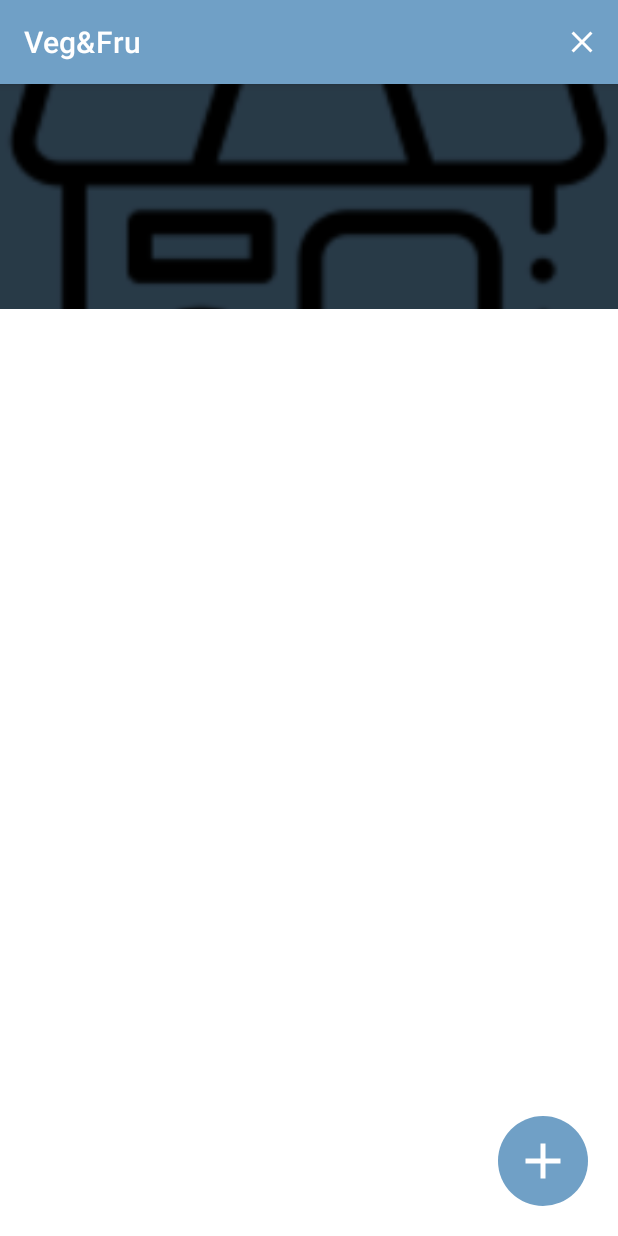
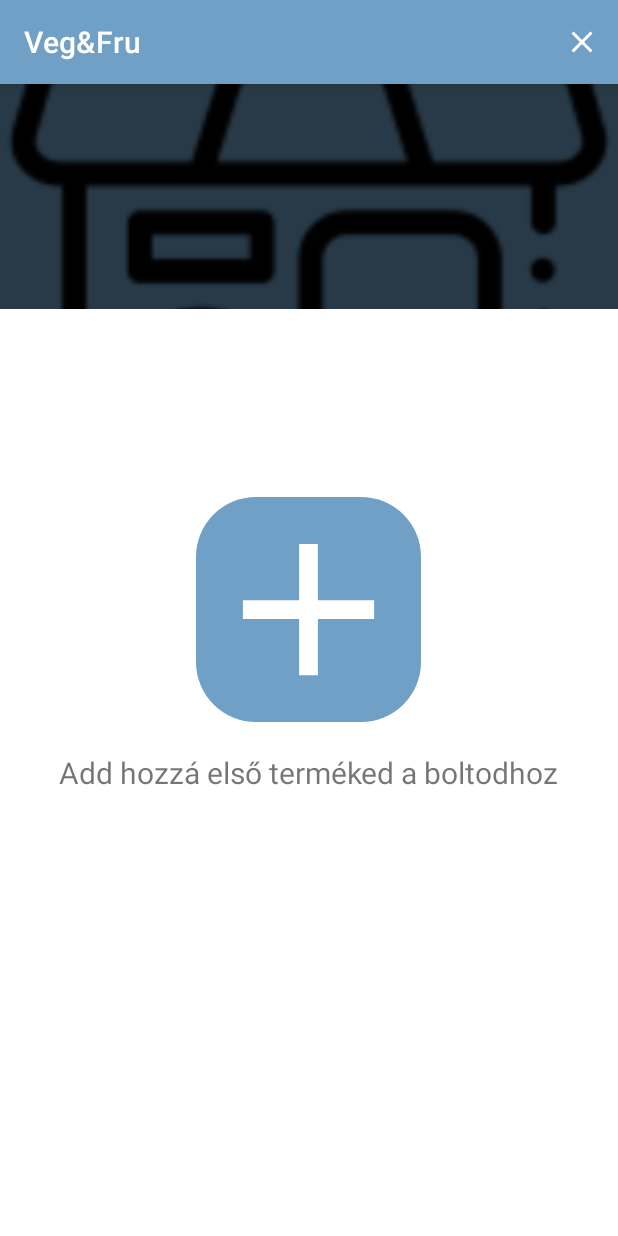
Before and after one commit to FarkasZalan/VegAndFru, an Android app: the BoltKezelesActivity screen opened directly, with no data from a screen before it, on a phone screen of 412 x 824 dp. Run offline under Robolectric (Android 15) with nearby library versions, the phone set to English and light mode, and no system bars; our stand-ins replace Firebase (no records; nobody signed in at launch, a user with empty details on screens opened directly); 2 statements that could not run were skipped.

Commit message:
bolt kezelés és termék képfeltöltés igazítások

```diff
--- a/Zoldseges/app/src/main/java/com/example/zoldseges/Activitys/FelhasznaloKezeles/Elado/BoltKezelesActivity.java
+++ b/Zoldseges/app/src/main/java/com/example/zoldseges/Activitys/FelhasznaloKezeles/Elado/BoltKezelesActivity.java
@@ -69,6 +69,8 @@ public class BoltKezelesActivity extends AppCompatActivity implements TermekVala
     private TextView betoltesTextBoltKezeles;
     private ProgressBar progressBarBoltKezeles;
 
+    private RelativeLayout elsoTermekLayout;
+    private ImageView termekHozzaad;
     private AppBarLayout appBarLayout;
 
     @Override
@@ -76,9 +78,12 @@ public class BoltKezelesActivity extends AppCompatActivity implements TermekVala
         super.onCreate(savedInstanceState);
         setContentView(R.layout.activity_bolt_kezeles);
 
+
         db = FirebaseFirestore.getInstance();
         databaseReference = FirebaseDatabase.getInstance().getReference();
         recyclerView = findViewById(R.id.termekekRecyclerview);
+        elsoTermekLayout = findViewById(R.id.elsoTermekLayout);
+        termekHozzaad = findViewById(R.id.termekHozzaad);
         kep = findViewById(R.id.kep1);
         plus = findViewById(R.id.plus);
         appBarLayout = findViewById(R.id.appBarLayout);
@@ -87,9 +92,11 @@ public class BoltKezelesActivity extends AppCompatActivity implements TermekVala
         GridLayoutManager layoutManager = new GridLayoutManager(this, 2);
         recyclerView.setLayoutManager(layoutManager);
         recyclerView.setHasFixedSize(true);
+
         auth = FirebaseAuth.getInstance();
 
         termekLista = new ArrayList<>();
+
         this.betoltesTextBoltKezeles.setText(R.string.betoltes);
         eltuntet();
         clearAll();
@@ -100,6 +107,7 @@ public class BoltKezelesActivity extends AppCompatActivity implements TermekVala
     @Override
     protected void onResume() {
         super.onResume();
+        eltuntet();
         GridLayoutManager layoutManager = new GridLayoutManager(this, 2);
         recyclerView.setLayoutManager(layoutManager);
         recyclerView.setHasFixedSize(true);
@@ -108,12 +116,13 @@ public class BoltKezelesActivity extends AppCompatActivity implements TermekVala
         termekLista = new ArrayList<>();
         this.betoltesTextBoltKezeles.setText(R.string.betoltes);
         clearAll();
-        eltuntet();
         getDataFromFirebase();
 
     }
 
     private void eltuntet() {
+        elsoTermekLayout.setVisibility(View.GONE);
+        termekHozzaad.setVisibility(View.GONE);
         kep.setVisibility(View.INVISIBLE);
         progressBarBoltKezeles.setVisibility(View.VISIBLE);
         betoltesTextBoltKezeles.setVisibility(View.VISIBLE);
@@ -122,11 +131,17 @@ public class BoltKezelesActivity extends AppCompatActivity implements TermekVala
     }
 
     private void megjelenit() {
-        kep.setVisibility(View.VISIBLE);
         progressBarBoltKezeles.setVisibility(View.GONE);
         betoltesTextBoltKezeles.setVisibility(View.GONE);
-        recyclerView.setVisibility(View.VISIBLE);
+        kep.setVisibility(View.VISIBLE);
         plus.setVisibility(View.VISIBLE);
+        if (termekLista.size() > 0) {
+            elsoTermekLayout.setVisibility(View.GONE);
+            termekHozzaad.setVisibility(View.VISIBLE);
+            recyclerView.setVisibility(View.VISIBLE);
+        } else {
+            elsoTermekLayout.setVisibility(View.VISIBLE);
+        }
     }
 
     private void getDataFromFirebase() {
@@ -160,7 +175,7 @@ public class BoltKezelesActivity extends AppCompatActivity implements TermekVala
 
                             @Override
                             public boolean onResourceReady(Drawable resource, Object model, Target<Drawable> target, DataSource dataSource, boolean isFirstResource) {
-                                megjelenit();
+                                //megjelenit();
                                 return false;
                             }
                         }).into(kep);
@@ -276,6 +291,7 @@ public class BoltKezelesActivity extends AppCompatActivity implements TermekVala
                         if (kepTorles.isSuccessful()) {
                             Toast.makeText(getApplicationContext(), "Sikeres eltávolítás!", Toast.LENGTH_LONG).show();
                             betoltesTextBoltKezeles.setText(R.string.torles);
+                            eltuntet();
                             clearAll();
                             getDataFromFirebase();
                             torlesAlert.dismiss();
@@ -284,6 +300,7 @@ public class BoltKezelesActivity extends AppCompatActivity implements TermekVala
                 });
             } else {
                 Toast.makeText(getApplicationContext(), "Sikeres eltávolítás!", Toast.LENGTH_LONG).show();
+                eltuntet();
                 clearAll();
                 getDataFromFirebase();
                 torlesAlert.dismiss();
--- a/Zoldseges/app/src/main/java/com/example/zoldseges/Activitys/FelhasznaloKezeles/Elado/TermekSzerkeszteseActivity.java
+++ b/Zoldseges/app/src/main/java/com/example/zoldseges/Activitys/FelhasznaloKezeles/Elado/TermekSzerkeszteseActivity.java
@@ -1,4 +1,6 @@
 package com.example.zoldseges.Activitys.FelhasznaloKezeles.Elado;
+
+import static com.example.zoldseges.Activitys.FelhasznaloKezeles.Elado.UjTermekActivity.kepSzamlalo;
 
 import androidx.annotation.NonNull;
 import androidx.annotation.Nullable;
@@ -26,17 +28,13 @@ import com.bumptech.glide.load.DataSource;
 import com.bumptech.glide.load.engine.GlideException;
 import com.bumptech.glide.request.RequestListener;
 import com.bumptech.glide.request.target.Target;
-import com.example.zoldseges.Activitys.FelhasznaloKezeles.AdataimActivity;
 import com.example.zoldseges.DAOS.Termek;
 import com.example.zoldseges.R;
 import com.google.android.gms.tasks.OnCompleteListener;
-import com.google.android.gms.tasks.OnFailureListener;
-import com.google.android.gms.tasks.OnSuccessListener;
 import com.google.android.gms.tasks.Task;
 import com.google.firebase.firestore.DocumentReference;
 import com.google.firebase.firestore.FirebaseFirestore;
 import com.google.firebase.storage.FirebaseStorage;
-import com.google.firebase.storage.OnProgressListener;
 import com.google.firebase.storage.StorageReference;
 import com.google.firebase.storage.UploadTask;
 
@@ -228,8 +226,8 @@ public class TermekSzerkeszteseActivity extends AppCompatActivity {
         } else {
             sulybanMerendo = false;
         }
-        if (sulybanMerendo && !termekNeveTermekModositas.getText().toString().isEmpty() && !termekSulyaAtlagosanTermekModositas.getText().toString().isEmpty() && !termekAraTermekModositas.getText().toString().isEmpty() && !termekKeszletTermekModositas.getText().toString().isEmpty() ||
-                !sulybanMerendo && !termekNeveTermekModositas.getText().toString().isEmpty() && !termekAraTermekModositas.getText().toString().isEmpty() && !termekKeszletTermekModositas.getText().toString().isEmpty()) {
+        if (sulybanMerendo && !termekNeveTermekModositas.getText().toString().isEmpty() && !termekNeveTermekModositas.getText().toString().equals(" ") && !termekSulyaAtlagosanTermekModositas.getText().toString().isEmpty() && !termekAraTermekModositas.getText().toString().isEmpty() && !termekKeszletTermekModositas.getText().toString().isEmpty() ||
+                !sulybanMerendo && !termekNeveTermekModositas.getText().toString().isEmpty() && !termekNeveTermekModositas.getText().toString().equals(" ") && !termekAraTermekModositas.getText().toString().isEmpty() && !termekKeszletTermekModositas.getText().toString().isEmpty()) {
             String nev = termekNeveTermekModositas.getText().toString();
             double suly;
             double ar = Double.parseDouble(termekAraTermekModositas.getText().toString());
@@ -280,7 +278,7 @@ public class TermekSzerkeszteseActivity extends AppCompatActivity {
         if (!termekKepe.isEmpty()) {
             kepNeve = FirebaseStorage.getInstance().getReferenceFromUrl(termekKepe);
         } else {
-            kepNeve = storageReference.child("termek_" + uzletId + "_" + uri.getLastPathSegment());
+            kepNeve = storageReference.child("termek_" + uzletId + "_" + kepSzamlalo++);
         }
         kepNeve.putFile(uri).addOnCompleteListener(new OnCompleteListener<UploadTask.TaskSnapshot>() {
             @Override
--- a/Zoldseges/app/src/main/java/com/example/zoldseges/Activitys/FelhasznaloKezeles/Elado/UjTermekActivity.java
+++ b/Zoldseges/app/src/main/java/com/example/zoldseges/Activitys/FelhasznaloKezeles/Elado/UjTermekActivity.java
@@ -64,6 +64,8 @@ public class UjTermekActivity extends AppCompatActivity {
     private Map<String, Object> termekMap = new HashMap<>();
 
     private boolean sulybanKellMerni = false;
+
+    public static int kepSzamlalo = 0;
 
     @Override
     protected void onCreate(Bundle savedInstanceState) {
@@ -222,7 +224,7 @@ public class UjTermekActivity extends AppCompatActivity {
     }
 
     public void kepFeltolt(Uri uri, double suly) {
-        StorageReference kepNeve = storageReference.child("termek_" + uzletId + "_" + uri.getLastPathSegment());
+        StorageReference kepNeve = storageReference.child("termek_" + uzletId + "_" + kepSzamlalo++);
         kepNeve.putFile(uri).addOnSuccessListener(taskSnapshot -> kepNeve.getDownloadUrl().addOnSuccessListener(uri1 -> {
             kepNeve.getDownloadUrl().addOnCompleteListener(new OnCompleteListener<Uri>() {
                 @Override
--- /dev/null
+++ b/Zoldseges/app/src/main/res/drawable/elso_termek_shape.xml
@@ -0,0 +1,6 @@
+<?xml version="1.0" encoding="utf-8"?>
+<shape xmlns:android="http://schemas.android.com/apk/res/android">
+    <solid android:color="@color/purple_200" />
+    <size android:width="100dp" android:height="100dp"/>
+    <corners android:radius="40dp" />
+</shape>
--- a/Zoldseges/app/src/main/res/layout/activity_bolt_kezeles.xml
+++ b/Zoldseges/app/src/main/res/layout/activity_bolt_kezeles.xml
@@ -69,19 +69,56 @@
             app:layout_constraintStart_toStartOf="parent">
 
             <RelativeLayout
+                android:id="@+id/elsoTermekLayout"
+                android:layout_width="wrap_content"
+                android:layout_height="wrap_content"
+                android:layout_centerHorizontal="true"
+                android:layout_centerVertical="true"
+                android:visibility="gone">
+
+                <LinearLayout
+                    android:layout_width="wrap_content"
+                    android:layout_height="wrap_content"
+                    android:orientation="vertical"
+
+                    >
+
+                    <ImageView
+                        android:layout_width="150dp"
+                        android:layout_height="150dp"
+                        android:layout_gravity="center"
+                        android:layout_marginBottom="20dp"
+                        android:background="@drawable/elso_termek_shape"
+                        android:onClick="onUjTermek"
+                        android:src="@drawable/add" />
+
+                    <TextView
+                        android:layout_width="wrap_content"
+                        android:layout_height="wrap_content"
+                        android:layout_gravity="center"
+                        android:layout_marginBottom="20dp"
+                        android:onClick="onUjTermek"
+                        android:text="Add hozzá első terméked a boltodhoz"
+                        android:textSize="20sp" />
+                </LinearLayout>
+            </RelativeLayout>
+
+            <RelativeLayout
+
                 android:layout_width="match_parent"
                 android:layout_height="wrap_content"
                 android:layout_alignParentBottom="true"
+
                 android:layout_marginBottom="50dp">
 
                 <ImageView
+                    android:id="@+id/termekHozzaad"
                     android:layout_width="60dp"
                     android:layout_height="60dp"
                     android:layout_alignParentEnd="true"
                     android:layout_alignParentBottom="true"
                     android:background="@drawable/rounded_image"
                     android:onClick="onUjTermek"
-
                     android:padding="10dp"
                     android:src="@drawable/add" />
             </RelativeLayout>
```
